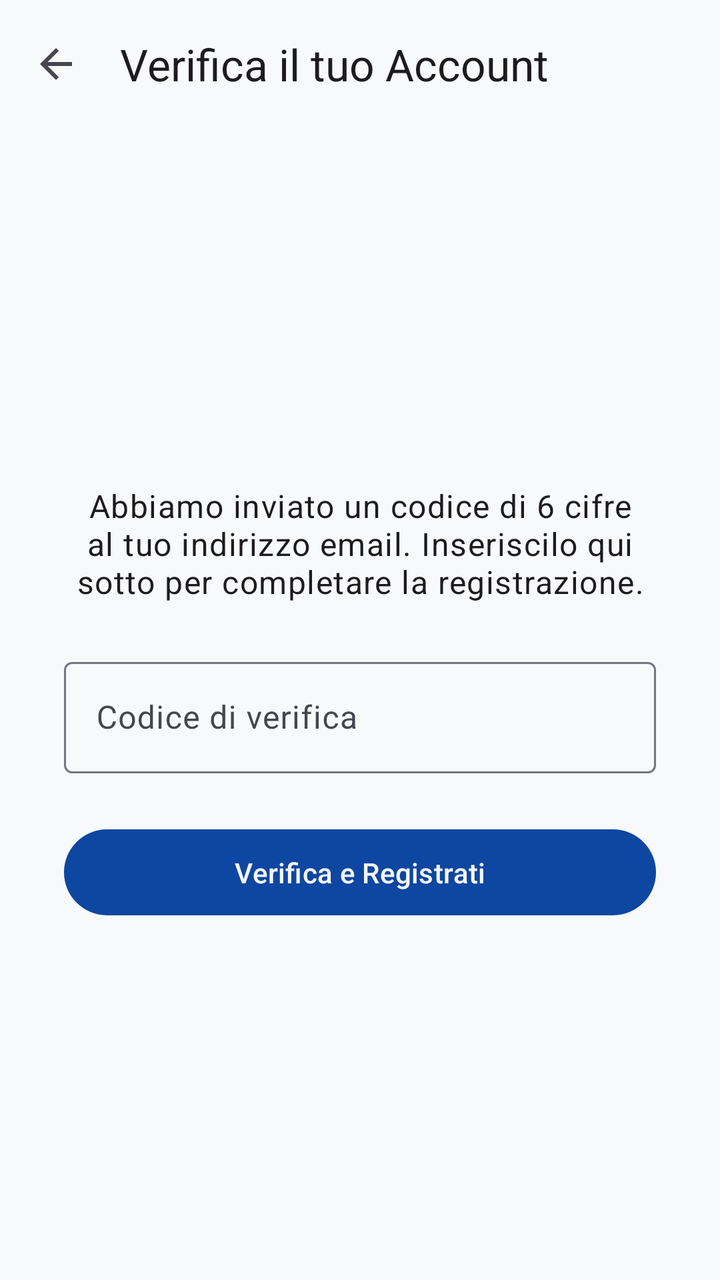
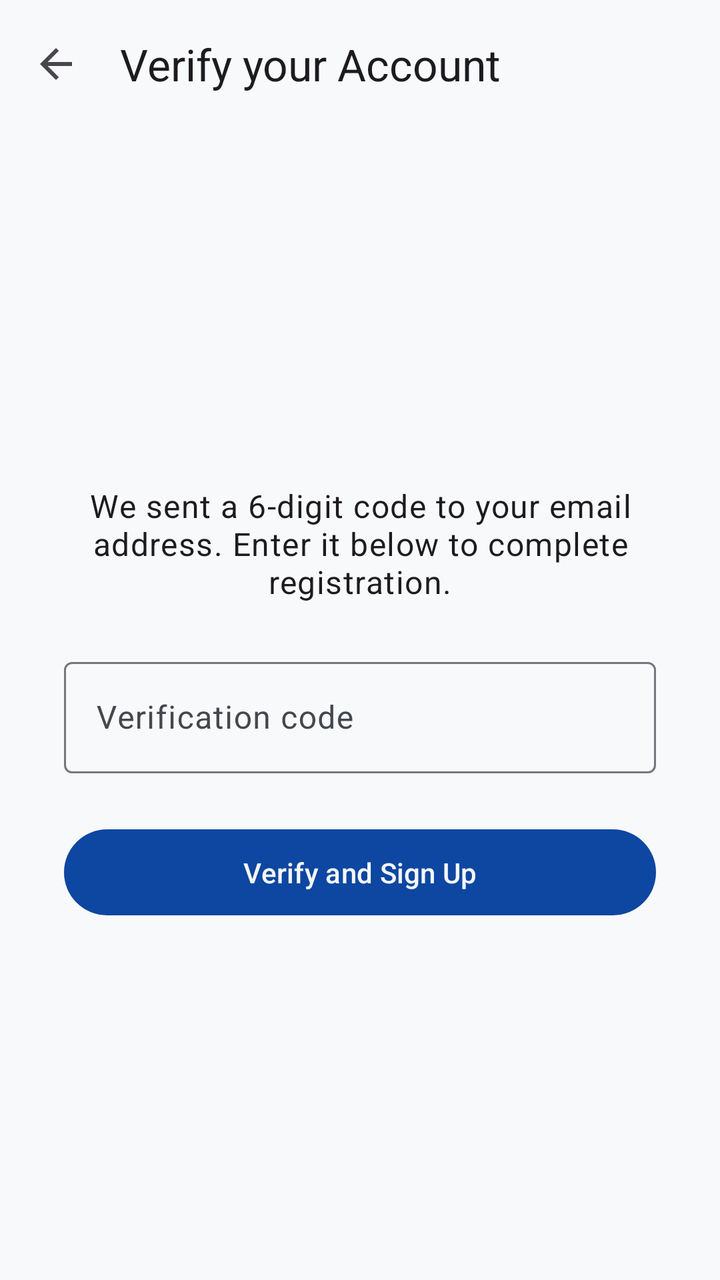

Before-and-after screenshots of an Android layout around one commit, followed by the original layout XML and the change that was made.
<!-- AndroidManifest.xml: application theme Theme.CryptionChat -->
<!-- res/layout/activity_verify_code.xml -->
<?xml version="1.0" encoding="utf-8"?>

<androidx.coordinatorlayout.widget.CoordinatorLayout xmlns:android="http://schemas.android.com/apk/res/android"
    xmlns:app="http://schemas.android.com/apk/res-auto"
    xmlns:tools="http://schemas.android.com/tools"
    android:layout_width="match_parent"
    android:layout_height="match_parent"
    android:background="?attr/colorSurface"
    tools:context=".VerifyCodeActivity">

    <com.google.android.material.appbar.AppBarLayout
        android:layout_width="match_parent"
        android:layout_height="wrap_content"
        android:background="?attr/colorSurface">

        <com.google.android.material.appbar.MaterialToolbar
            android:id="@+id/toolbar"
            android:layout_width="match_parent"
            android:layout_height="?attr/actionBarSize"
            app:navigationIcon="@drawable/ic_arrow_back"
            app:title="Verifica il tuo Account" />

    </com.google.android.material.appbar.AppBarLayout>

    <LinearLayout
        android:layout_width="match_parent"
        android:layout_height="match_parent"
        android:orientation="vertical"
        android:padding="32dp"
        android:gravity="center"
        app:layout_behavior="@string/appbar_scrolling_view_behavior">

        <TextView
            android:layout_width="wrap_content"
            android:layout_height="wrap_content"
            android:text="Abbiamo inviato un codice di 6 cifre al tuo indirizzo email. Inseriscilo qui sotto per completare la registrazione."
            android:textAppearance="?attr/textAppearanceBodyLarge"
            android:gravity="center"
            android:layout_marginBottom="24dp"/>

        <com.google.android.material.textfield.TextInputLayout
            style="@style/Widget.Material3.TextInputLayout.OutlinedBox"
            android:layout_width="match_parent"
            android:layout_height="wrap_content"
            android:layout_marginBottom="24dp"
            android:hint="Codice di verifica">

            <com.google.android.material.textfield.TextInputEditText
                android:id="@+id/editTextVerificationCode"
                android:layout_width="match_parent"
                android:layout_height="wrap_content"
                android:inputType="number"
                android:maxLength="6" />

        </com.google.android.material.textfield.TextInputLayout>

        <com.google.android.material.button.MaterialButton
            android:id="@+id/buttonVerify"
            android:layout_width="match_parent"
            android:layout_height="wrap_content"
            android:paddingVertical="12dp"
            android:text="Verifica e Registrati"/>

    </LinearLayout>
</androidx.coordinatorlayout.widget.CoordinatorLayout>
<!-- resources referenced by this layout -->
<resources>
  <!-- drawable ic_arrow_back (drawable) -->
  <vector xmlns:android="http://schemas.android.com/apk/res/android"
      android:width="24dp"
      android:height="24dp"
      android:viewportWidth="24"
      android:viewportHeight="24"
      android:tint="?attr/colorControlNormal">
      <path
          android:fillColor="@android:color/white"
          android:pathData="M20,11H7.83l5.59,-5.59L12,4l-8,8 8,8 1.41,-1.41L7.83,13H20v-2z"/>
  </vector>
  <color name="primary_light">#0D47A1</color>
  <color name="primary_container_light">#D4E3FF</color>
  <color name="on_primary_container_light">#001C3A</color>
  <color name="secondary_light">#546E7A</color>
  <color name="on_secondary_light">#FFFFFF</color>
  <color name="secondary_container_light">#DAE2E9</color>
  <color name="on_secondary_container_light">#121F26</color>
  <color name="tertiary_light">#455A64</color>
  <color name="on_tertiary_light">#FFFFFF</color>
  <color name="tertiary_container_light">#CFD8DC</color>
  <color name="error_light">#BA1A1A</color>
  <color name="on_error_light">#FFFFFF</color>
  <color name="error_container_light">#FFDAD6</color>
  <color name="on_error_container_light">#410002</color>
  <color name="background_light">#F8F9FA</color>
  <color name="on_background_light">#191C20</color>
  <color name="surface_light">#F8F9FA</color>
  <color name="on_surface_light">#191C20</color>
  <color name="surface_variant_light">#E0E2E5</color>
  <color name="on_surface_variant_light">#44474E</color>
  <color name="outline_light">#74777F</color>
  <color name="outline_variant_light">#C4C6CF</color>
  <color name="inverse_surface_light">#2F3033</color>
  <color name="inverse_on_surface_light">#F1F0F4</color>
  <color name="inverse_primary_light">#AEC6FF</color>
  <style name="Widget.App.NavigationView" parent="Widget.Material3.NavigationView">
          
          <item name="itemShapeInsetStart">12dp</item>
          <item name="itemShapeInsetEnd">12dp</item>
          
          <item name="itemShapeAppearanceOverlay">@style/ShapeAppearance.Material3.Corner.Full</item>
      </style>
  <style name="ActivityAnimation" parent="@android:style/Animation.Activity">
          <item name="android:activityOpenEnterAnimation">@anim/slide_in_right</item>
          <item name="android:activityOpenExitAnimation">@anim/slide_out_left</item>
          <item name="android:activityCloseEnterAnimation">@anim/slide_in_left</item>
          <item name="android:activityCloseExitAnimation">@anim/slide_out_right</item>
      </style>
  <!-- unchanged entries left out for length: 1 -->
</resources>

<!-- the commit's change to res/layout/activity_verify_code.xml (unified diff, before → after) -->
@@ -18,7 +18,7 @@
             android:layout_width="match_parent"
             android:layout_height="?attr/actionBarSize"
             app:navigationIcon="@drawable/ic_arrow_back"
-            app:title="Verifica il tuo Account" />
+            app:title="@string/verify_account_title" />
 
     </com.google.android.material.appbar.AppBarLayout>
 
@@ -33,7 +33,7 @@
         <TextView
             android:layout_width="wrap_content"
             android:layout_height="wrap_content"
-            android:text="Abbiamo inviato un codice di 6 cifre al tuo indirizzo email. Inseriscilo qui sotto per completare la registrazione."
+            android:text="@string/verify_account_desc"
             android:textAppearance="?attr/textAppearanceBodyLarge"
             android:gravity="center"
             android:layout_marginBottom="24dp"/>
@@ -43,7 +43,7 @@
             android:layout_width="match_parent"
             android:layout_height="wrap_content"
             android:layout_marginBottom="24dp"
-            android:hint="Codice di verifica">
+            android:hint="@string/hint_verification_code">
 
             <com.google.android.material.textfield.TextInputEditText
                 android:id="@+id/editTextVerificationCode"
@@ -59,7 +59,7 @@
             android:layout_width="match_parent"
             android:layout_height="wrap_content"
             android:paddingVertical="12dp"
-            android:text="Verifica e Registrati"/>
+            android:text="@string/action_verify_and_register"/>
 
     </LinearLayout>
 </androidx.coordinatorlayout.widget.CoordinatorLayout>
<!-- resource entries referenced after the edit -->
@@ -11,6 +11,10 @@
           android:fillColor="@android:color/white"
           android:pathData="M20,11H7.83l5.59,-5.59L12,4l-8,8 8,8 1.41,-1.41L7.83,13H20v-2z"/>
   </vector>
+  <string name="action_verify_and_register">Verify and Sign Up</string>
+  <string name="hint_verification_code">Verification code</string>
+  <string name="verify_account_desc">We sent a 6-digit code to your email address. Enter it below to complete registration.</string>
+  <string name="verify_account_title">Verify your Account</string>
   <color name="primary_light">#0D47A1</color>
   <color name="primary_container_light">#D4E3FF</color>
   <color name="on_primary_container_light">#001C3A</color>
